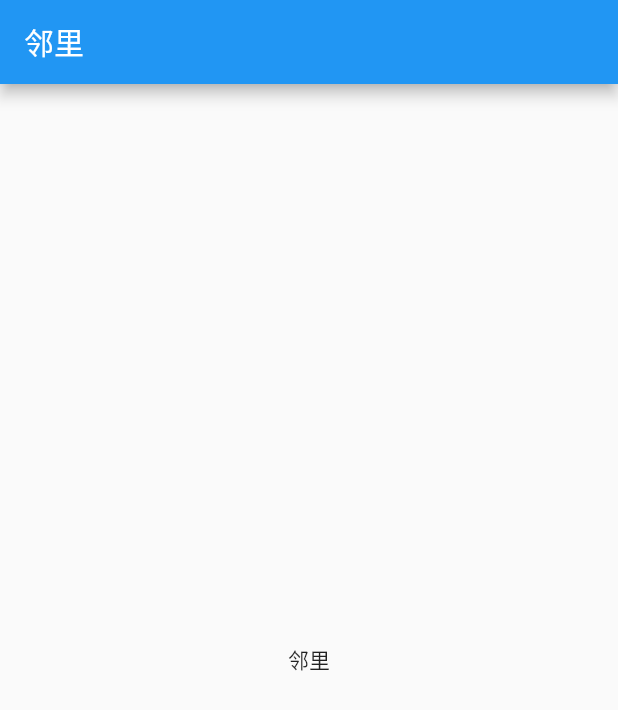
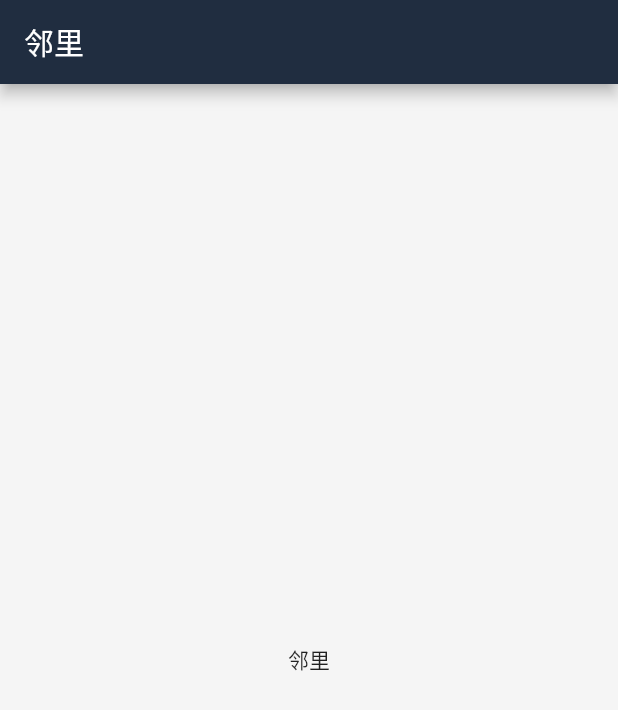
Before and after one commit to xujiyou/wo, a Flutter app: the screen it shows after launch, on a phone screen of 412 x 824 dp. Shown: the top 710 px of the screen. Run offline on Flutter 3.47's test engine with Material 2 defaults, Android fonts, the phone set to English and light mode, and no system bars.

Commit message:
主题与路由

```diff
--- a/lib/enter/app.dart
+++ b/lib/enter/app.dart
@@ -1,6 +1,7 @@
 import 'package:flutter/material.dart';
 import 'package:flutter_localizations/flutter_localizations.dart';
-import 'package:linli/pages/user_home_page.dart';
+import 'package:linli/enter/router.dart';
+import 'package:linli/enter/theme.dart';
 
 class App extends StatefulWidget {
   @override
@@ -14,11 +15,8 @@ class _AppState extends State<App> {
 
     return MaterialApp(
       title: "邻里",
-     // theme: model.option.theme.data, //定义主题
-     // onGenerateRoute: Application.router.generator, //定义路由
-      routes: {
-        "/": (buildContext) => UserHomePage()
-      },
+      theme: LinliTheme.lightLinliTheme.data,
+      routes: Router.routes,
       localizationsDelegates: [ //本地化支持
         GlobalMaterialLocalizations.delegate,
         GlobalWidgetsLocalizations.delegate,
--- /dev/null
+++ b/lib/enter/router.dart
@@ -0,0 +1,8 @@
+import 'package:flutter/widgets.dart';
+import 'package:linli/pages/user_home_page.dart';
+
+class Router {
+  static Map<String, WidgetBuilder> routes = {
+    "/": (buildContext) => UserHomePage()
+  };
+}
--- /dev/null
+++ b/lib/enter/theme.dart
@@ -0,0 +1,39 @@
+import 'package:flutter/material.dart';
+
+class LinliThemeData {
+  LinliThemeData(this.name, this.data);
+
+  final String name;
+  final ThemeData data;
+}
+
+class LinliTheme {
+
+  static final LinliThemeData lightLinliTheme = LinliThemeData('Light', _buildLightTheme());
+
+  static final LinliThemeData darkLinliTheme = LinliThemeData("Dark", _buildDarkTheme());
+
+  static ThemeData _buildLightTheme() {
+    final ThemeData base = ThemeData.light();
+    return base.copyWith(
+        brightness: Brightness.light,
+        primaryColorBrightness: Brightness.light,
+        primaryColor: Color(0xFF202d40),
+        indicatorColor: Colors.white,
+        disabledColor: Color(0xFF38D3CD).withOpacity(0.4), // 取
+        dividerColor: Color(0xFF999999), // 分割线的颜色
+        hintColor: Colors.black45,
+        scaffoldBackgroundColor: Color(0xFFF5F5F5),
+        backgroundColor: Color(0xFFF5F5F5),
+        accentColor: Color(0xFF38D3CD));
+  }
+
+  static ThemeData _buildDarkTheme() {
+    final ThemeData base = ThemeData.dark();
+    return base.copyWith(
+      primaryColorBrightness: Brightness.dark,
+      primaryColor: Color(0xFFF2EAED),
+      dividerColor: base.textTheme.body1.color.withOpacity(0.2),
+    );
+  }
+}
```
